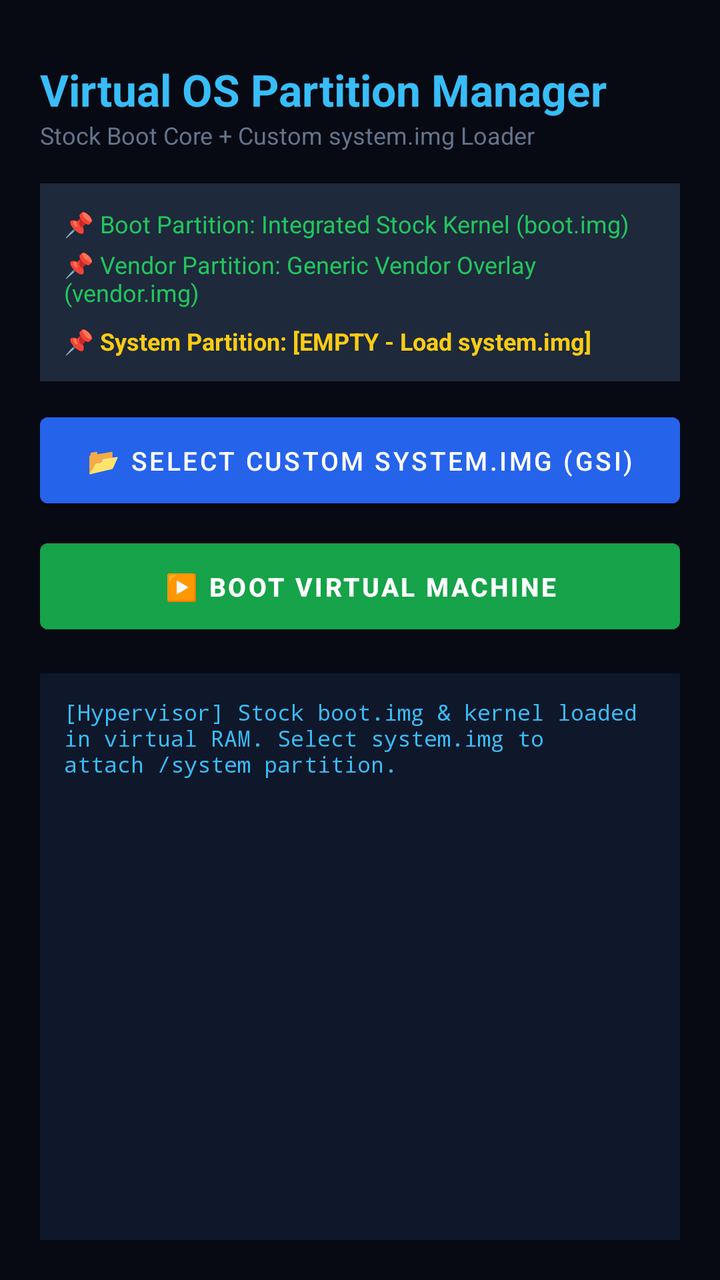
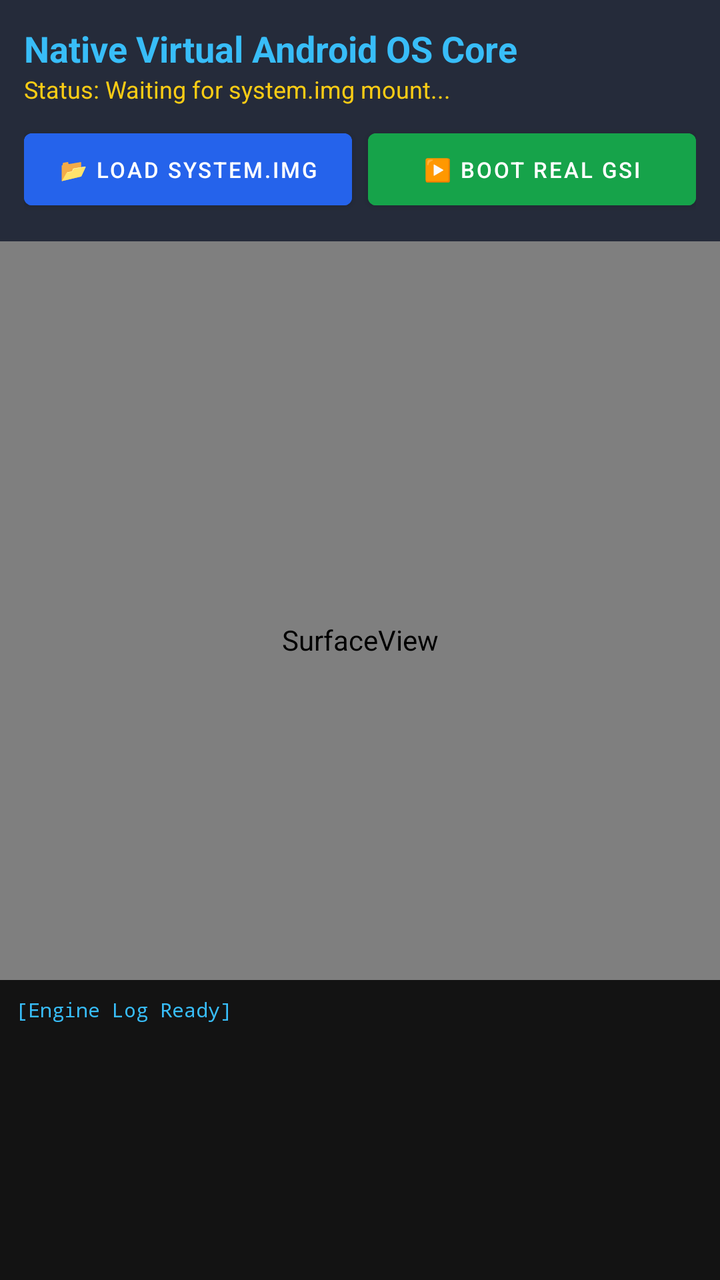

An Android layout rendered at two revisions. The XML below is the earlier revision; the diff shows what the commit changed to produce the second picture.
<!-- AndroidManifest.xml: application theme Theme.MaterialComponents.DayNight.NoActionBar -->
<!-- res/layout/activity_main.xml -->
<?xml version="1.0" encoding="utf-8"?>
<LinearLayout xmlns:android="http://schemas.android.com/apk/res/android"
    android:layout_width="match_parent"
    android:layout_height="match_parent"
    android:orientation="vertical"
    android:background="#070A13"
    android:padding="20dp">

    <TextView
        android:layout_width="wrap_content"
        android:layout_height="wrap_content"
        android:text="Virtual OS Partition Manager"
        android:textColor="#38BDF8"
        android:textSize="22sp"
        android:textStyle="bold"
        android:layout_marginTop="10dp"/>

    <TextView
        android:layout_width="wrap_content"
        android:layout_height="wrap_content"
        android:text="Stock Boot Core + Custom system.img Loader"
        android:textColor="#64748B"
        android:textSize="12sp"
        android:layout_marginBottom="16dp"/>

    
    <LinearLayout
        android:layout_width="match_parent"
        android:layout_height="wrap_content"
        android:orientation="vertical"
        android:background="#1E293B"
        android:padding="12dp"
        android:layout_marginBottom="12dp">

        <TextView
            android:layout_width="wrap_content"
            android:layout_height="wrap_content"
            android:text="📌 Boot Partition: Integrated Stock Kernel (boot.img)"
            android:textColor="#22C55E"
            android:textSize="12sp"
            android:layout_marginBottom="4dp"/>

        <TextView
            android:layout_width="wrap_content"
            android:layout_height="wrap_content"
            android:text="📌 Vendor Partition: Generic Vendor Overlay (vendor.img)"
            android:textColor="#22C55E"
            android:textSize="12sp"
            android:layout_marginBottom="8dp"/>

        <TextView
            android:id="@+id/tvSystemSlot"
            android:layout_width="wrap_content"
            android:layout_height="wrap_content"
            android:text="📌 System Partition: [EMPTY - Load system.img]" 
            android:textColor="#FACC15"
            android:textSize="12sp"
            android:textStyle="bold"/>
    </LinearLayout>

    <Button
        android:id="@+id/btnSelectSystemImg"
        android:layout_width="match_parent"
        android:layout_height="55dp"
        android:text="📂 Select Custom system.img (GSI)"
        android:textColor="#FFFFFF"
        android:textSize="13sp"
        android:backgroundTint="#2563EB"
        android:layout_marginBottom="8dp"/>

    <Button
        android:id="@+id/btnBootVmEngine"
        android:layout_width="match_parent"
        android:layout_height="55dp"
        android:text="▶️ Boot Virtual Machine"
        android:textColor="#FFFFFF"
        android:textSize="13sp"
        android:textStyle="bold"
        android:backgroundTint="#16A34A"
        android:layout_marginBottom="16dp"/>

    <ScrollView
        android:layout_width="match_parent"
        android:layout_height="match_parent"
        android:background="#0F172A"
        android:padding="12dp">

        <TextView
            android:id="@+id/tvPartitionLog"
            android:layout_width="match_parent"
            android:layout_height="wrap_content"
            android:textColor="#38BDF8"
            android:fontFamily="monospace"
            android:textSize="11sp"
            android:text="[Hypervisor] Stock boot.img &amp; kernel loaded in virtual RAM.
Select system.img to attach /system partition."/>
    </ScrollView>

</LinearLayout>
<!-- resources referenced by this layout -->
<resources>

</resources>

<!-- the commit's change to res/layout/activity_main.xml (unified diff, before → after) -->
@@ -1,99 +1,83 @@
 <?xml version="1.0" encoding="utf-8"?>
-<LinearLayout xmlns:android="http://schemas.android.com/apk/res/android"
+<RelativeLayout xmlns:android="http://schemas.android.com/apk/res/android"
     android:layout_width="match_parent"
     android:layout_height="match_parent"
-    android:orientation="vertical"
-    android:background="#070A13"
-    android:padding="20dp">
+    android:background="#000000">
 
-    <TextView
-        android:layout_width="wrap_content"
-        android:layout_height="wrap_content"
-        android:text="Virtual OS Partition Manager"
-        android:textColor="#38BDF8"
-        android:textSize="22sp"
-        android:textStyle="bold"
-        android:layout_marginTop="10dp"/>
+    <SurfaceView
+        android:id="@+id/vmSurfaceView"
+        android:layout_width="match_parent"
+        android:layout_height="match_parent" />
 
-    <TextView
-        android:layout_width="wrap_content"
-        android:layout_height="wrap_content"
-        android:text="Stock Boot Core + Custom system.img Loader"
-        android:textColor="#64748B"
-        android:textSize="12sp"
-        android:layout_marginBottom="16dp"/>
-
-    
     <LinearLayout
         android:layout_width="match_parent"
         android:layout_height="wrap_content"
         android:orientation="vertical"
-        android:background="#1E293B"
+        android:background="#CC0F172A"
         android:padding="12dp"
-        android:layout_marginBottom="12dp">
+        android:layout_alignParentTop="true">
 
         <TextView
             android:layout_width="wrap_content"
             android:layout_height="wrap_content"
-            android:text="📌 Boot Partition: Integrated Stock Kernel (boot.img)"
-            android:textColor="#22C55E"
-            android:textSize="12sp"
-            android:layout_marginBottom="4dp"/>
+            android:text="Native Virtual Android OS Core"
+            android:textColor="#38BDF8"
+            android:textSize="18sp"
+            android:textStyle="bold" />
 
         <TextView
+            android:id="@+id/tvDisplayStatus"
             android:layout_width="wrap_content"
             android:layout_height="wrap_content"
-            android:text="📌 Vendor Partition: Generic Vendor Overlay (vendor.img)"
-            android:textColor="#22C55E"
-            android:textSize="12sp"
-            android:layout_marginBottom="8dp"/>
-
-        <TextView
-            android:id="@+id/tvSystemSlot"
-            android:layout_width="wrap_content"
-            android:layout_height="wrap_content"
-            android:text="📌 System Partition: [EMPTY - Load system.img]" 
+            android:text="Status: Waiting for system.img mount..."
             android:textColor="#FACC15"
             android:textSize="12sp"
-            android:textStyle="bold"/>
+            android:layout_marginBottom="8dp" />
+
+        <LinearLayout
+            android:layout_width="match_parent"
+            android:layout_height="wrap_content"
+            android:orientation="horizontal">
+
+            <Button
+                android:id="@+id/btnLoadImg"
+                android:layout_width="0dp"
+                android:layout_height="48dp"
+                android:layout_weight="1"
+                android:text="📂 Load system.img"
+                android:textColor="#FFFFFF"
+                android:textSize="11sp"
+                android:backgroundTint="#2563EB"
+                android:layout_marginEnd="4dp" />
+
+            <Button
+                android:id="@+id/btnBootVirtualEngine"
+                android:layout_width="0dp"
+                android:layout_height="48dp"
+                android:layout_weight="1"
+                android:text="▶️ Boot Real GSI"
+                android:textColor="#FFFFFF"
+                android:textSize="11sp"
+                android:backgroundTint="#16A34A"
+                android:layout_marginStart="4dp" />
+        </LinearLayout>
     </LinearLayout>
-
-    <Button
-        android:id="@+id/btnSelectSystemImg"
-        android:layout_width="match_parent"
-        android:layout_height="55dp"
-        android:text="📂 Select Custom system.img (GSI)"
-        android:textColor="#FFFFFF"
-        android:textSize="13sp"
-        android:backgroundTint="#2563EB"
-        android:layout_marginBottom="8dp"/>
-
-    <Button
-        android:id="@+id/btnBootVmEngine"
-        android:layout_width="match_parent"
-        android:layout_height="55dp"
-        android:text="▶️ Boot Virtual Machine"
-        android:textColor="#FFFFFF"
-        android:textSize="13sp"
-        android:textStyle="bold"
-        android:backgroundTint="#16A34A"
-        android:layout_marginBottom="16dp"/>
 
     <ScrollView
         android:layout_width="match_parent"
-        android:layout_height="match_parent"
-        android:background="#0F172A"
-        android:padding="12dp">
+        android:layout_height="150dp"
+        android:layout_alignParentBottom="true"
+        android:background="#D9000000"
+        android:padding="8dp">
 
         <TextView
-            android:id="@+id/tvPartitionLog"
+            android:id="@+id/tvExecutionLog"
             android:layout_width="match_parent"
             android:layout_height="wrap_content"
             android:textColor="#38BDF8"
             android:fontFamily="monospace"
-            android:textSize="11sp"
-            android:text="[Hypervisor] Stock boot.img &amp; kernel loaded in virtual RAM.
-Select system.img to attach /system partition."/>
+            android:textSize="10sp"
+            android:text="[Engine Log Ready]" />
     </ScrollView>
 
-</LinearLayout>
+</RelativeLayout>
